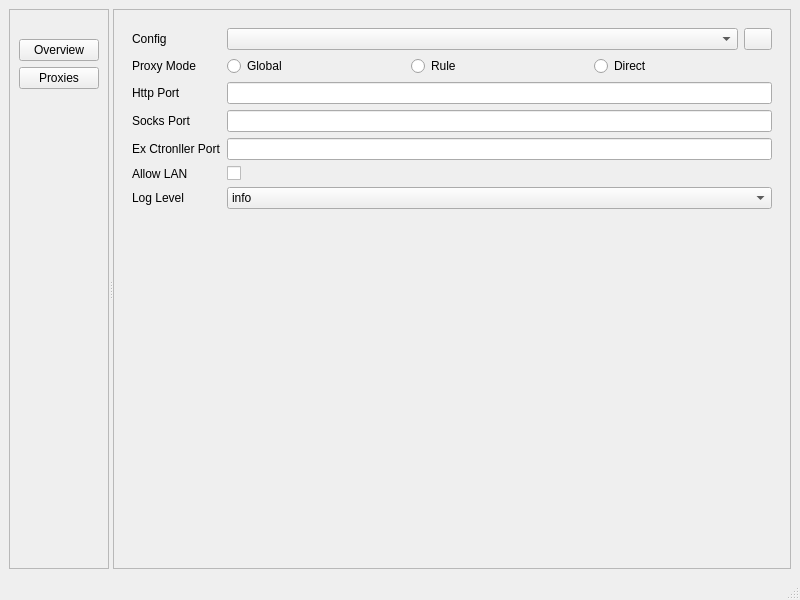
Old version of the form src/mainwindow.ui in the repository josephpei/qClash.
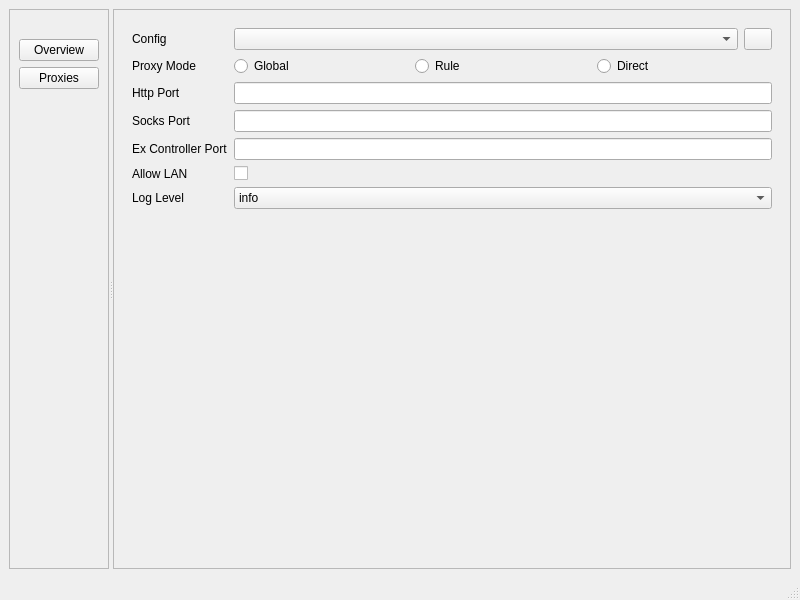
New version of the form. Icons and pictures are not drawn.

What changed in the file:
```diff
--- a/src/mainwindow.ui
+++ b/src/mainwindow.ui
@@ -205,7 +205,7 @@
               <item row="5" column="0">
                <widget class="QLabel" name="exCtrlPortLabel">
                 <property name="text">
-                 <string>Ex Ctronller Port</string>
+                 <string>Ex Controller Port</string>
                 </property>
                </widget>
               </item>
```
Left out of the diff: 3 changed lines with no effect on the pictures.
